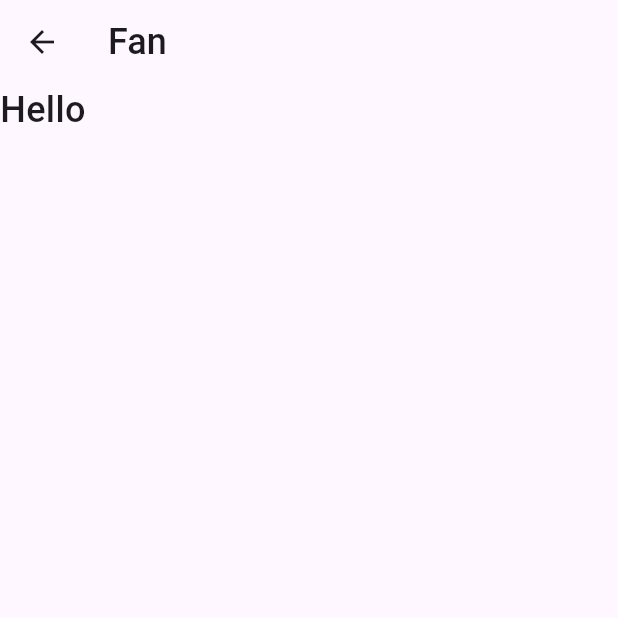
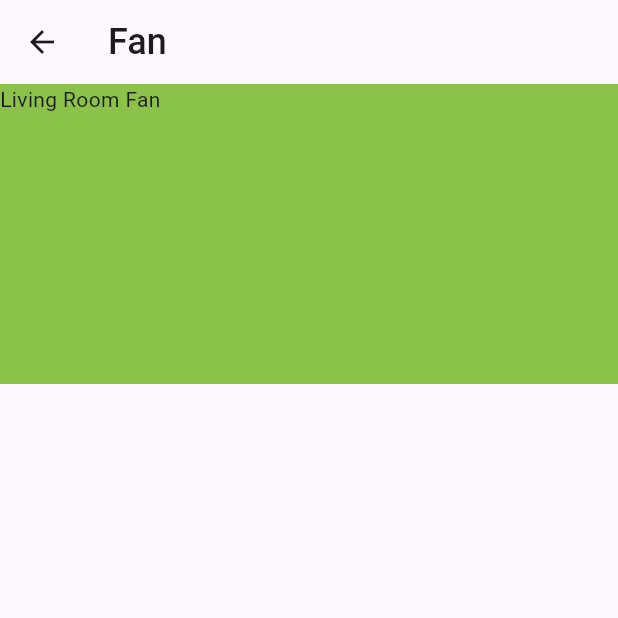
Before and after one commit to akashm936/home_appliances_app, a Flutter app: the FanScreen screen opened directly, on a phone screen of 412 x 824 dp, the top half of it. Run offline on Flutter 3.47's test engine with Material 3 defaults, Android fonts, the light colour scheme and no system bars.

Commit message:
New Widget are added to fan_screen home appliences controller app

```diff
--- a/lib/fan_screen.dart
+++ b/lib/fan_screen.dart
@@ -10,7 +10,20 @@ class FanScreen extends StatelessWidget{
       ),
       body: Column(
         children: [
-          Text("Hello", style: TextStyle(fontSize: 24, fontWeight: FontWeight.w500))
+          Container(
+            width: double.infinity,
+            height: 200,
+            color: Colors.lightGreen,
+            child: Column(
+              children: [
+                Row(
+                  children: [
+                    Text("Living Room Fan",)
+                  ],
+                )
+              ],
+            ),
+          )
         ],
       ),
     );
```
